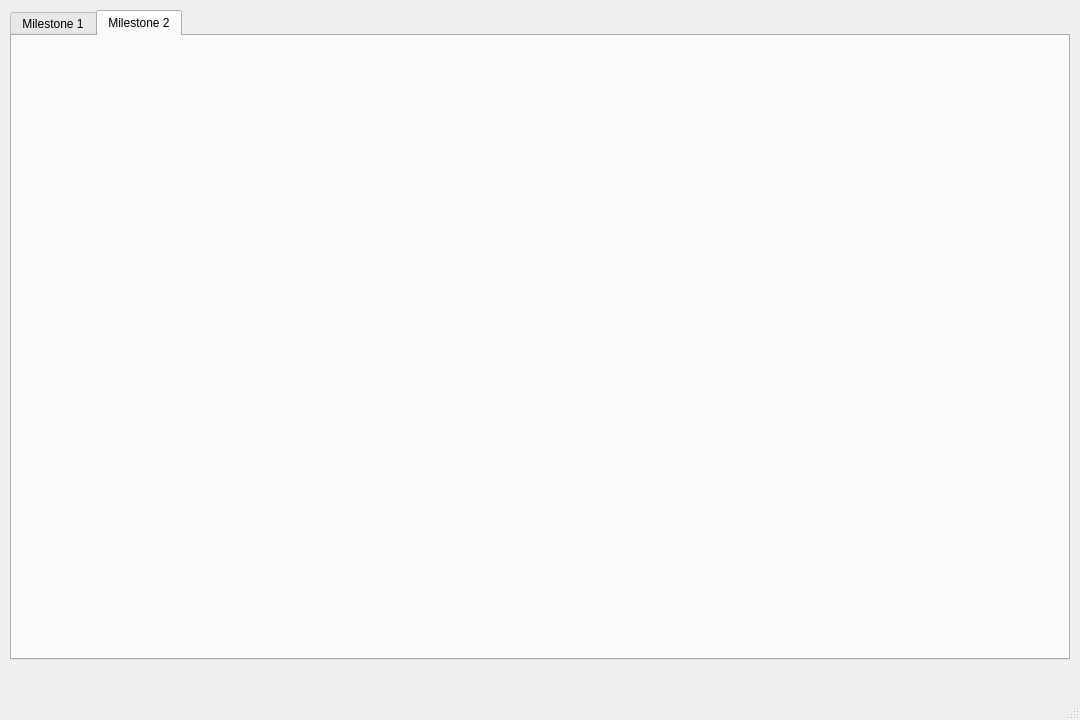
The window that ui/yelp-pyqt-app.ui (Ignited42/yelp-business-search) describes before a commit, drawn with Qt 5.
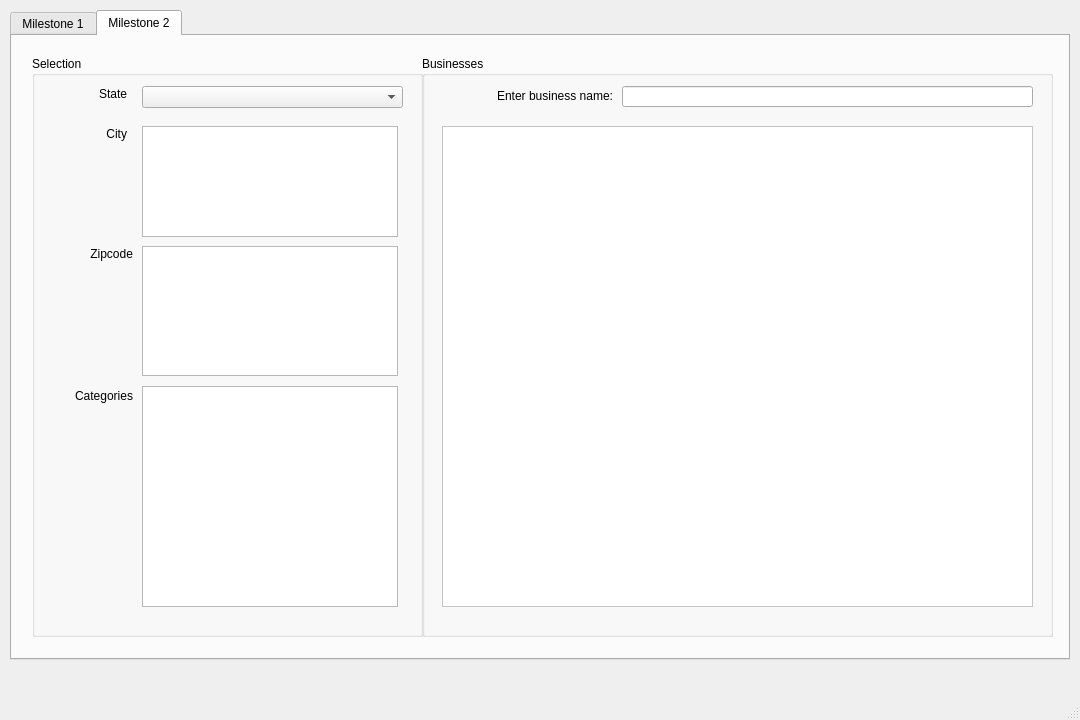
The same window after the commit. The open tabs and pages were chosen to show the change.

What changed in the file:
```diff
--- a/ui/yelp-pyqt-app.ui
+++ b/ui/yelp-pyqt-app.ui
@@ -152,6 +152,183 @@
      <attribute name="title">
       <string>Milestone 2</string>
      </attribute>
+     <widget class="QGroupBox" name="groupBox_StateCity_2">
+      <property name="geometry">
+       <rect>
+        <x>20</x>
+        <y>20</y>
+        <width>391</width>
+        <height>581</height>
+       </rect>
+      </property>
+      <property name="styleSheet">
+       <string notr="true">border-color: rgb(0, 0, 0);</string>
+      </property>
+      <property name="title">
+       <string>Selection</string>
+      </property>
+      <widget class="QComboBox" name="comboBox_State2">
+       <property name="geometry">
+        <rect>
+         <x>110</x>
+         <y>30</y>
+         <width>261</width>
+         <height>22</height>
+        </rect>
+       </property>
+      </widget>
+      <widget class="QLabel" name="label_3">
+       <property name="geometry">
+        <rect>
+         <x>40</x>
+         <y>30</y>
+         <width>55</width>
+         <height>16</height>
+        </rect>
+       </property>
+       <property name="text">
+        <string>State</string>
+       </property>
+       <property name="alignment">
+        <set>Qt::AlignRight|Qt::AlignTrailing|Qt::AlignVCenter</set>
+       </property>
+      </widget>
+      <widget class="QLabel" name="label_6">
+       <property name="geometry">
+        <rect>
+         <x>40</x>
+         <y>70</y>
+         <width>55</width>
+         <height>16</height>
+        </rect>
+       </property>
+       <property name="text">
+        <string>City</string>
+       </property>
+       <property name="alignment">
+        <set>Qt::AlignRight|Qt::AlignTrailing|Qt::AlignVCenter</set>
+       </property>
+      </widget>
+      <widget class="QListWidget" name="listWidget_City2">
+       <property name="geometry">
+        <rect>
+         <x>110</x>
+         <y>70</y>
+         <width>256</width>
+         <height>111</height>
+        </rect>
+       </property>
+      </widget>
+      <widget class="QLabel" name="label_7">
+       <property name="geometry">
+        <rect>
+         <x>40</x>
+         <y>190</y>
+         <width>61</width>
+         <height>16</height>
+        </rect>
+       </property>
+       <property name="text">
+        <string>Zipcode</string>
+       </property>
+       <property name="alignment">
+        <set>Qt::AlignRight|Qt::AlignTrailing|Qt::AlignVCenter</set>
+       </property>
+      </widget>
+      <widget class="QListWidget" name="listWidget_Categories">
+       <property name="geometry">
+        <rect>
+         <x>110</x>
+         <y>330</y>
+         <width>256</width>
+         <height>221</height>
+        </rect>
+       </property>
+      </widget>
+      <widget class="QLabel" name="label_8">
+       <property name="geometry">
+        <rect>
+         <x>20</x>
+         <y>330</y>
+         <width>81</width>
+         <height>20</height>
+        </rect>
+       </property>
+       <property name="text">
+        <string>Categories</string>
+       </property>
+       <property name="alignment">
+        <set>Qt::AlignRight|Qt::AlignTrailing|Qt::AlignVCenter</set>
+       </property>
+      </widget>
+      <widget class="QListWidget" name="listWidget_Zipcode">
+       <property name="geometry">
+        <rect>
+         <x>110</x>
+         <y>190</y>
+         <width>256</width>
+         <height>130</height>
+        </rect>
+       </property>
+      </widget>
+     </widget>
+     <widget class="QGroupBox" name="groupBox_Business_2">
+      <property name="geometry">
+       <rect>
+        <x>410</x>
+        <y>20</y>
+        <width>631</width>
+        <height>581</height>
+       </rect>
+      </property>
+      <property name="styleSheet">
+       <string notr="true">border-color: rgb(0, 0, 0);</string>
+      </property>
+      <property name="title">
+       <string>Businesses</string>
+      </property>
+      <widget class="QTableWidget" name="tableWidget_Business2">
+       <property name="geometry">
+        <rect>
+         <x>20</x>
+         <y>70</y>
+         <width>591</width>
+         <height>481</height>
+        </rect>
+       </property>
+       <property name="styleSheet">
+        <string notr="true">background-color: rgb(255, 255, 255);
+border-color: rgb(0, 0, 0);
+font: 10pt &quot;MS Shell Dlg 2&quot;;</string>
+       </property>
+      </widget>
+      <widget class="QLineEdit" name="lineEdit_BusinessName">
+       <property name="geometry">
+        <rect>
+         <x>200</x>
+         <y>30</y>
+         <width>411</width>
+         <height>21</height>
+        </rect>
+       </property>
+      </widget>
+      <widget class="QLabel" name="label_9">
+       <property name="geometry">
+        <rect>
+         <x>20</x>
+         <y>30</y>
+         <width>171</width>
+         <height>20</height>
+        </rect>
+       </property>
+       <property name="text">
+        <string>Enter business name:</string>
+       </property>
+       <property name="alignment">
+        <set>Qt::AlignRight|Qt::AlignTrailing|Qt::AlignVCenter</set>
+       </property>
+      </widget>
+     </widget>
     </widget>
    </widget>
   </widget>
```
Left out of the diff: 2 changed lines with no effect on the pictures.
